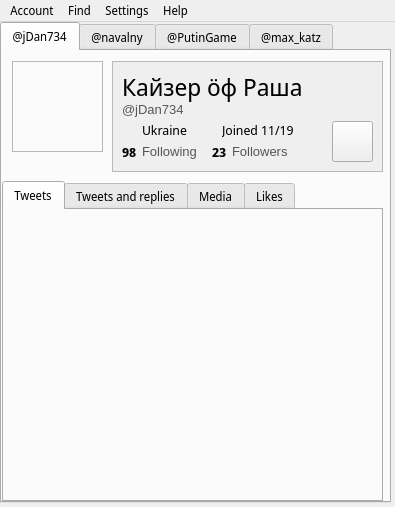
Qt form design.ui (jDan735/qttwitter) before a commit.
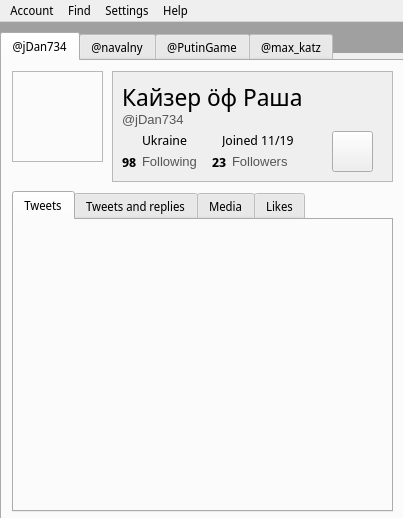
The same form after that commit. Icons and pictures are not drawn.

Commit message: Add gray background for tabs

```diff
--- a/design.ui
+++ b/design.ui
@@ -6,8 +6,8 @@
    <rect>
     <x>0</x>
     <y>0</y>
-    <width>395</width>
-    <height>507</height>
+    <width>403</width>
+    <height>518</height>
    </rect>
   </property>
   <property name="font">
@@ -27,11 +27,14 @@
     <property name="geometry">
      <rect>
       <x>0</x>
-      <y>0</y>
-      <width>391</width>
-      <height>481</height>
+      <y>10</y>
+      <width>411</width>
+      <height>491</height>
      </rect>
     </property>
+    <property name="autoFillBackground">
+     <bool>false</bool>
+    </property>
     <property name="styleSheet">
      <string notr="true">width: </string>
     </property>
@@ -45,7 +48,7 @@
      <widget class="QTabWidget" name="tabWidget_2">
       <property name="geometry">
        <rect>
-        <x>0</x>
+        <x>10</x>
         <y>130</y>
         <width>381</width>
         <height>321</height>
@@ -96,7 +99,7 @@
        <rect>
         <x>110</x>
         <y>10</y>
-        <width>271</width>
+        <width>281</width>
         <height>111</height>
        </rect>
       </property>
@@ -995,13 +998,31 @@
      </widget>
     </widget>
    </widget>
+   <widget class="QWidget" name="widget" native="true">
+    <property name="geometry">
+     <rect>
+      <x>0</x>
+      <y>0</y>
+      <width>421</width>
+      <height>31</height>
+     </rect>
+    </property>
+    <property name="autoFillBackground">
+     <bool>false</bool>
+    </property>
+    <property name="styleSheet">
+     <string notr="true">background:#a0a0a0</string>
+    </property>
+   </widget>
+   <zorder>widget</zorder>
+   <zorder>tabWidget</zorder>
   </widget>
   <widget class="QMenuBar" name="menubar">
    <property name="geometry">
     <rect>
      <x>0</x>
      <y>0</y>
-     <width>395</width>
+     <width>403</width>
      <height>22</height>
     </rect>
    </property>
```
The commit also changes 1 other file.
